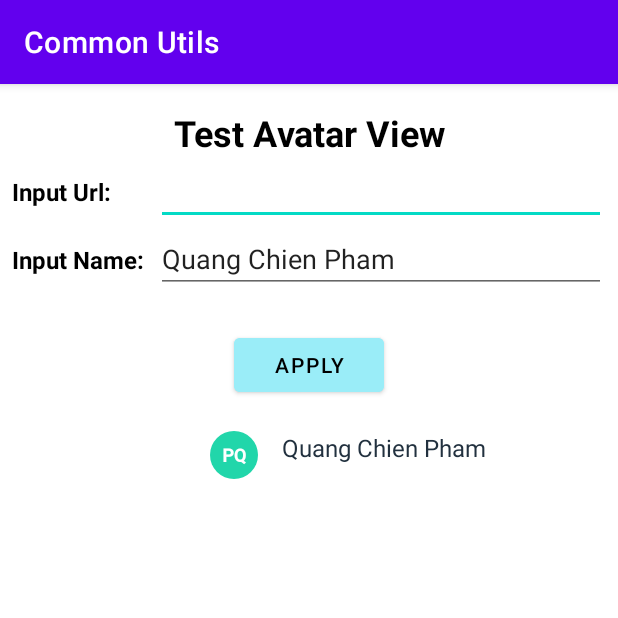
After one commit to quangchien99/common-utils, an Android app: the AvatarViewActivity screen opened directly, with no data from a screen before it, on a phone screen of 412 x 824 dp, the top half of it. The commit adds this screen. Run offline under Robolectric (Android 15) with nearby library versions, the phone set to English and light mode, and no system bars; pictures from the network do not load.

Commit message:
implement avatar view (#2)
Co-authored-by: “Chien <“phamquangchien170499@gmail.com”>

```diff
--- a/app/src/main/AndroidManifest.xml
+++ b/app/src/main/AndroidManifest.xml
@@ -21,6 +21,7 @@
             </intent-filter>
         </activity>
         <activity android:name=".ellipsize.EllipsizeTextViewActivity" />
+        <activity android:name=".avatar_view.AvatarViewActivity" />
     </application>
 
 </manifest>
--- a/app/src/main/kotlin/com/example/commonutils/MainActivity.kt
+++ b/app/src/main/kotlin/com/example/commonutils/MainActivity.kt
@@ -5,6 +5,7 @@ import android.os.Bundle
 import android.util.Log
 import android.widget.Toast
 import androidx.appcompat.app.AppCompatActivity
+import com.example.commonutils.avatar_view.AvatarViewActivity
 import com.example.commonutils.databinding.ActivityMainBinding
 import com.example.commonutils.ellipsize.EllipsizeTextViewActivity
 
@@ -19,5 +20,11 @@ class MainActivity : AppCompatActivity() {
                 Intent(this, EllipsizeTextViewActivity::class.java)
             )
         }
+
+        binding.btnAvatarView.setOnClickListener {
+            startActivity(
+                Intent(this, AvatarViewActivity::class.java)
+            )
+        }
     }
 }
--- /dev/null
+++ b/app/src/main/kotlin/com/example/commonutils/avatar_view/AvatarViewActivity.kt
@@ -0,0 +1,25 @@
+package com.example.commonutils.avatar_view
+
+import android.os.Bundle
+import androidx.appcompat.app.AppCompatActivity
+import com.example.commonutils.databinding.ActivityAvatarViewBinding
+
+class AvatarViewActivity : AppCompatActivity() {
+
+    override fun onCreate(savedInstanceState: Bundle?) {
+        super.onCreate(savedInstanceState)
+        val binding = ActivityAvatarViewBinding.inflate(layoutInflater)
+        setContentView(binding.root)
+
+        binding.btnApply.setOnClickListener {
+            binding.avatar.setAvatar(
+                imgUrl = binding.edtUrl.text.toString(),
+                name = binding.edtName.text.toString(),
+                drawable = null
+            )
+            binding.tvFullName.text = binding.edtName.text.toString()
+        }
+
+        binding.btnApply.performClick()
+    }
+}
--- /dev/null
+++ b/app/src/main/res/layout/activity_avatar_view.xml
@@ -0,0 +1,103 @@
+<?xml version="1.0" encoding="utf-8"?>
+<androidx.constraintlayout.widget.ConstraintLayout xmlns:android="http://schemas.android.com/apk/res/android"
+    xmlns:app="http://schemas.android.com/apk/res-auto"
+    xmlns:tools="http://schemas.android.com/tools"
+    android:layout_width="match_parent"
+    android:layout_height="match_parent"
+    android:layout_marginTop="16dp"
+    android:orientation="horizontal">
+
+    <TextView
+        android:id="@+id/tvTitle"
+        android:layout_width="match_parent"
+        android:layout_height="wrap_content"
+        android:layout_marginTop="16dp"
+        android:gravity="center"
+        android:text="Test Avatar View"
+        android:textColor="@color/black"
+        android:textSize="24sp"
+        android:textStyle="bold"
+        app:layout_constraintEnd_toEndOf="parent"
+        app:layout_constraintStart_toStartOf="parent"
+        app:layout_constraintTop_toTopOf="parent" />
+
+    <TextView
+        android:id="@+id/tvInputUrl"
+        android:layout_width="wrap_content"
+        android:layout_height="wrap_content"
+        android:layout_marginHorizontal="8dp"
+        android:layout_marginTop="12dp"
+        android:text="Input Url:"
+        android:textColor="@color/black"
+        android:textSize="16sp"
+        android:textStyle="bold"
+        app:layout_constraintStart_toStartOf="parent"
+        app:layout_constraintTop_toBottomOf="@id/tvTitle" />
+
+    <EditText
+        android:id="@+id/edtUrl"
+        android:layout_width="300dp"
+        android:layout_height="wrap_content"
+        android:layout_marginStart="8dp"
+        app:layout_constraintStart_toEndOf="@id/tvInputName"
+        app:layout_constraintTop_toBottomOf="@id/tvTitle" />
+
+    <TextView
+        android:id="@+id/tvInputName"
+        android:layout_width="wrap_content"
+        android:layout_height="wrap_content"
+        android:layout_marginHorizontal="8dp"
+        android:layout_marginTop="12dp"
+        android:text="Input Name:"
+        android:textColor="@color/black"
+        android:textSize="16sp"
+        android:textStyle="bold"
+        app:layout_constraintStart_toStartOf="parent"
+        app:layout_constraintTop_toBottomOf="@id/edtUrl" />
+
+    <EditText
+        android:id="@+id/edtName"
+        android:layout_width="300dp"
+        android:layout_height="wrap_content"
+        android:layout_marginStart="8dp"
+        android:text="Quang Chien Pham"
+        app:layout_constraintStart_toEndOf="@id/tvInputName"
+        app:layout_constraintTop_toBottomOf="@id/edtUrl" />
+
+    <Button
+        android:id="@+id/btnApply"
+        android:layout_width="100dp"
+        android:layout_height="wrap_content"
+        android:layout_marginTop="24dp"
+        android:backgroundTint="#9AEDF8"
+        android:text="Apply"
+        android:textColor="@color/black"
+        app:layout_constraintEnd_toEndOf="parent"
+        app:layout_constraintStart_toStartOf="parent"
+        app:layout_constraintTop_toBottomOf="@id/edtName" />
+
+    <com.qcp.common_utils.avatar_view.AvatarView
+        android:id="@+id/avatar"
+        android:layout_width="32dp"
+        android:layout_height="32dp"
+        android:layout_marginStart="140dp"
+        android:layout_marginTop="20dp"
+        android:scaleType="fitCenter"
+        app:layout_constraintEnd_toStartOf="@id/tvFullName"
+        app:layout_constraintStart_toStartOf="parent"
+        app:layout_constraintTop_toBottomOf="@id/btnApply" />
+
+    <TextView
+        android:id="@+id/tvFullName"
+        android:layout_width="wrap_content"
+        android:layout_height="wrap_content"
+        android:layout_marginStart="16dp"
+        android:layout_marginTop="20dp"
+        android:lineSpacingExtra="5sp"
+        android:singleLine="true"
+        android:textColor="#22313F"
+        android:textSize="16sp"
+        app:layout_constraintStart_toEndOf="@id/avatar"
+        app:layout_constraintTop_toBottomOf="@id/btnApply"
+        tools:text="Quang Chien Pham" />
+</androidx.constraintlayout.widget.ConstraintLayout>
--- a/app/src/main/res/layout/activity_main.xml
+++ b/app/src/main/res/layout/activity_main.xml
@@ -15,4 +15,12 @@
         android:layout_marginTop="8dp"
         android:background="#FFEAE089"
         android:text="Ellipsize" />
+
+    <androidx.appcompat.widget.AppCompatButton
+        android:id="@+id/btnAvatarView"
+        android:layout_width="wrap_content"
+        android:layout_height="wrap_content"
+        android:layout_marginTop="8dp"
+        android:background="#EDA29D"
+        android:text="Avatar View" />
 </LinearLayout>
--- /dev/null
+++ b/common-utils/src/main/kotlin/com/qcp/common_utils/avatar_view/AvatarView.kt
@@ -0,0 +1,136 @@
+package com.qcp.common_utils.avatar_view
+
+import android.annotation.SuppressLint
+import android.content.Context
+import android.content.res.ColorStateList
+import android.graphics.drawable.Drawable
+import android.util.AttributeSet
+import android.util.TypedValue
+import android.view.LayoutInflater
+import android.view.View
+import android.widget.FrameLayout
+import androidx.annotation.DrawableRes
+import androidx.appcompat.widget.AppCompatImageView
+import androidx.appcompat.widget.AppCompatTextView
+import com.bumptech.glide.Glide
+import com.bumptech.glide.request.RequestOptions
+import com.qcp.common_utils.R
+import com.qcp.common_utils.databinding.LayoutAvatarViewBinding
+import com.qcp.common_utils.utils.ColorGenerator
+
+/**
+ * To define avatar view which can be set from URL, Drawable or auto generate by name
+ * @author   Quang Chien Pham <https://github.com/quangchien99>
+ * @since    30/01/2023
+ */
+class AvatarView @JvmOverloads constructor(
+    context: Context,
+    attrs: AttributeSet? = null,
+    defStyleRes: Int = 0
+) : FrameLayout(context, attrs, defStyleRes) {
+
+    private val binding: LayoutAvatarViewBinding by lazy {
+        LayoutAvatarViewBinding.inflate(
+            LayoutInflater.from(context),
+            this
+        )
+    }
+
+    private val tvAvatar: AppCompatTextView
+        get() = binding.tvAvatar
+    private val imgAvatar: AppCompatImageView
+        get() = binding.imgAvatar
+
+    private var autoTextSize = true
+    private var textSize: Float
+        get() = tvAvatar.textSize
+        set(value) {
+            tvAvatar.textSize = value
+        }
+
+    init {
+        init(context, attrs)
+    }
+
+    private fun init(context: Context, attrs: AttributeSet? = null) {
+        // inflate layout
+        val typeArray = context.obtainStyledAttributes(attrs, R.styleable.AvatarView)
+        val currentTextSize = typeArray.getDimension(R.styleable.AvatarView_textSize, -1f)
+        if (currentTextSize != -1f) {
+            textSize = currentTextSize
+            autoTextSize = false
+        }
+
+        typeArray.recycle()
+    }
+
+    override fun onSizeChanged(w: Int, h: Int, oldw: Int, oldh: Int) {
+        super.onSizeChanged(w, h, oldw, oldh)
+        if (autoTextSize) {
+            updateAutoTextSize(w)
+        }
+    }
+
+    private fun updateAutoTextSize(width: Int) {
+        // calculate text size which depend on avatar size. 40dp => text 14, 80dp => text 24
+        post {
+            // after post, could get real size of with and height
+            val avatarSizeDp = width / resources.displayMetrics.density
+            val textSizeDp = 14 + (avatarSizeDp - 40) / 4
+            tvAvatar.setTextSize(TypedValue.COMPLEX_UNIT_DIP, textSizeDp)
+        }
+    }
+
+    private fun setAvatarByName(name: String) {
+        tvAvatar.apply {
+            visibility = View.VISIBLE
+            text = getAvatarShortName(name)
+        }
+        imgAvatar.visibility = View.GONE
+        setTextNameColor(name)
+    }
+
+    private fun setAvatarByImage(imgUrl: String) {
+        tvAvatar.visibility = View.GONE
+        imgAvatar.let {
+            it.visibility = View.VISIBLE
+            Glide.with(this)
+                .load(imgUrl)
+                .placeholder(R.drawable.ic_person)
+                .apply(RequestOptions.circleCropTransform())
+                .into(it)
+        }
+    }
+
+    private fun getAvatarShortName(name: String): String {
+        if (name.trim().isBlank()) return ""
+        val arr = name.trim().split(" ")
+        return if (arr.size == 1) arr[0][0].toString()
+        else arr.last()[0].toString() + arr.first()[0].toString()
+    }
+
+    @SuppressLint("UseCompatLoadingForDrawables")
+    fun setAvatar(imgUrl: String?, name: String?, drawable: Drawable?) {
+        when {
+            imgUrl.isNullOrBlank().not() -> imgUrl?.let { setAvatarByImage(it) }
+            name.isNullOrBlank().not() -> name?.let { setAvatarByName(it) }
+            drawable != null -> context.getDrawable(R.drawable.ic_person)?.let { setAvatarByDrawable(it) }
+            else -> context.getDrawable(R.drawable.ic_person)?.let { setAvatarByDrawable(it) }
+        }
+    }
+
+    private fun setAvatarByDrawable(drawable: Drawable) {
+        tvAvatar.visibility = View.GONE
+        imgAvatar.apply {
+            visibility = View.VISIBLE
+            setImageDrawable(drawable)
+        }
+    }
+
+    fun setAvatarBackground(@DrawableRes drawableRes: Int) =
+        tvAvatar.setBackgroundResource(drawableRes)
+
+    private fun setTextNameColor(name: String) {
+        tvAvatar.backgroundTintList = ColorStateList.valueOf(ColorGenerator().getColor(name))
+    }
+}
--- /dev/null
+++ b/common-utils/src/main/kotlin/com/qcp/common_utils/utils/ColorGenerator.kt
@@ -0,0 +1,99 @@
+package com.qcp.common_utils.utils
+
+import android.graphics.Color
+import java.security.MessageDigest
+import java.security.NoSuchAlgorithmException
+import java.util.Random
+
+interface IColorGenerator {
+    fun getColor(input: Int, extra: Int): Int
+
+    fun getColor(input: String): Int
+}
+
+class ColorGenerator : IColorGenerator {
+    override fun getColor(input: Int, extra: Int): Int {
+        val r = Random()
+
+        return Color.rgb(r.nextInt(256), r.nextInt(256), r.nextInt(256))
+    }
+
+    override fun getColor(input: String): Int {
+        return try {
+            // chỉ lấy 6 kí tự đầu làm mã màu
+            val hsv = getHSVFromString(input)
+            switchColorFromValueH(hsv[0])
+        } catch (e: NoSuchAlgorithmException) {
+            e.printStackTrace()
+            getColor(0, 0)
+        }
+    }
+
+    private fun getHSVFromString(input: String): FloatArray {
+        val md5 = genMD5fromString(input)
+        return convertHexToHSV(md5.substring(0, 6))
+    }
+
+    fun getColorString(input: String): String {
+        val hsv = getHSVFromString(input)
+        return getColorStringFromValueH(hsv[0])
+    }
+
+    private fun switchColorFromValueH(h: Float): Int {
+        return Color.parseColor(getColorStringFromValueH(h))
+    }
+
+    private fun getColorStringFromValueH(h: Float): String {
+        if (h > 340) {
+            return "#F25A5A"
+        }
+
+        if (h > 310) {
+            return "#EF549B"
+        }
+
+        if (h > 240) {
+            return "#AE56D8"
+        }
+
+        if (h > 180) {
+            return "#22A1D3"
+        }
+
+        if (h > 145) {
+            return "#21D6AA"
+        }
+
+        if (h > 95) {
+            return "#2DB84C"
+        }
+
+        if (h > 45) {
+            return "#FFD661"
+        }
+
+        return "#F29B4C"
+    }
+
+    private fun convertHexToHSV(input: String): FloatArray {
+        val color = Color.parseColor("#$input")
+        val hsv = FloatArray(3)
+        Color.colorToHSV(color, hsv)
+        return hsv
+    }
+
+    @Throws(NoSuchAlgorithmException::class)
+    private fun genMD5fromString(input: String): String {
+        val md = MessageDigest.getInstance("MD5")
+        md.update(input.toByteArray())
+        val messageDigest = md.digest()
+        val hexString = StringBuilder()
+        for (aMessageDigest in messageDigest) {
+            var h = Integer.toHexString(0xFF and aMessageDigest.toInt())
+            while (h.length < 2)
+                h = "0$h"
+            hexString.append(h)
+        }
+        return hexString.toString()
+    }
+}
--- /dev/null
+++ b/common-utils/src/main/res/drawable/bg_avatar_view.xml
@@ -0,0 +1,4 @@
+<?xml version="1.0" encoding="utf-8"?>
+<shape xmlns:android="http://schemas.android.com/apk/res/android"
+    android:shape="oval">
+</shape>
--- /dev/null
+++ b/common-utils/src/main/res/drawable/ic_person.xml
@@ -0,0 +1,10 @@
+<vector xmlns:android="http://schemas.android.com/apk/res/android"
+    android:width="24dp"
+    android:height="24dp"
+    android:tint="#666666"
+    android:viewportWidth="24"
+    android:viewportHeight="24">
+    <path
+        android:fillColor="@android:color/white"
+        android:pathData="M12,12c2.21,0 4,-1.79 4,-4s-1.79,-4 -4,-4 -4,1.79 -4,4 1.79,4 4,4zM12,14c-2.67,0 -8,1.34 -8,4v2h16v-2c0,-2.66 -5.33,-4 -8,-4z" />
+</vector>
--- /dev/null
+++ b/common-utils/src/main/res/font/app_light.xml
@@ -0,0 +1,12 @@
+<?xml version="1.0" encoding="utf-8"?>
+<font-family xmlns:app="http://schemas.android.com/apk/res-auto">
+    <font
+        app:font="@font/roboto_light"
+        app:fontStyle="normal"
+        app:fontWeight="400" />
+
+    <font
+        app:font="@font/roboto_medium"
+        app:fontStyle="normal"
+        app:fontWeight="700" />
+</font-family>
--- /dev/null
+++ b/common-utils/src/main/res/font/app_medium.xml
@@ -0,0 +1,7 @@
+<?xml version="1.0" encoding="utf-8"?>
+<font-family xmlns:app="http://schemas.android.com/apk/res-auto">
+    <font
+        app:font="@font/roboto_medium"
+        app:fontStyle="normal"
+        app:fontWeight="400" />
+</font-family>
--- /dev/null
+++ b/common-utils/src/main/res/font/app_regular.xml
@@ -0,0 +1,12 @@
+<?xml version="1.0" encoding="utf-8"?>
+<font-family xmlns:app="http://schemas.android.com/apk/res-auto">
+    <font
+        app:font="@font/roboto_regular"
+        app:fontStyle="normal"
+        app:fontWeight="400" />
+
+    <font
+        app:font="@font/roboto_bold"
+        app:fontStyle="normal"
+        app:fontWeight="700" />
+</font-family>
--- /dev/null
+++ b/common-utils/src/main/res/layout/layout_avatar_view.xml
@@ -0,0 +1,31 @@
+<?xml version="1.0" encoding="utf-8"?>
+<merge xmlns:android="http://schemas.android.com/apk/res/android"
+    xmlns:tools="http://schemas.android.com/tools"
+    android:layout_width="wrap_content"
+    android:layout_height="wrap_content"
+    android:orientation="vertical"
+    tools:parentTag="android.widget.FrameLayout">
+
+    <androidx.appcompat.widget.AppCompatTextView
+        android:id="@+id/tvAvatar"
+        style="@style/T10M"
+        android:layout_width="match_parent"
+        android:layout_height="match_parent"
+        android:background="@drawable/bg_avatar_view"
+        android:backgroundTint="#F29B4C"
+        android:gravity="center"
+        android:textColor="@color/white"
+        android:textStyle="bold"
+        android:visibility="gone"
+        tools:text="HN"
+        tools:visibility="visible" />
+
+    <androidx.appcompat.widget.AppCompatImageView
+        android:id="@+id/imgAvatar"
+        android:layout_width="match_parent"
+        android:layout_height="match_parent"
+        android:scaleType="fitCenter"
+        android:visibility="gone"
+        tools:srcCompat="@drawable/ic_person" />
+
+</merge>
--- /dev/null
+++ b/common-utils/src/main/res/values/attrs.xml
@@ -0,0 +1,6 @@
+<?xml version="1.0" encoding="utf-8"?>
+<resources>
+    <declare-styleable name="AvatarView">
+        <attr name="textSize" format="dimension" />
+    </declare-styleable>
+</resources>
--- /dev/null
+++ b/common-utils/src/main/res/values/values.xml
@@ -0,0 +1,31 @@
+<?xml version="1.0" encoding="utf-8"?>
+<resources>
+
+    <!--    Defining colors-->
+    <color name="ink1">#22313F</color>
+    <color name="ink100">#0d011222</color>
+    <color name="ink100s">#F2F3F4</color>
+    <color name="ink2">#80011222</color>
+    <color name="ink200">#1a011222</color>
+    <color name="ink200s">#E6E7E9</color>
+    <color name="ink3">#4c011222</color>
+    <color name="ink300">#4d011222</color>
+    <color name="ink300s">#B3B8BD</color>
+    <color name="ink4">#19011222</color>
+    <color name="ink400">#80011222</color>
+    <color name="ink400s">#808890</color>
+    <color name="ink5">#0c011222</color>
+    <color name="ink500">#22313F</color>
+
+    <color name="white">#ffffff</color>
+
+    <!--    Defining styles-->
+    <style name="T10M">
+        <item name="android:textSize">10sp</item>
+        <item name="fontFamily">@font/app_medium</item>
+        <item name="android:lineSpacingExtra">2dp</item>
+        <item name="android:textColor">@color/ink500</item>
+    </style>
+
+    <!--    Defining dimens-->
+</resources>
```
Also changed, not shown: common-utils/build.gradle (+6 -1 lines), common-utils/src/main/res/font/roboto_bold.ttf (added), common-utils/src/main/res/font/roboto_light.ttf (added), common-utils/src/main/res/font/roboto_medium.ttf (added), common-utils/src/main/res/font/roboto_regular.ttf (added).
